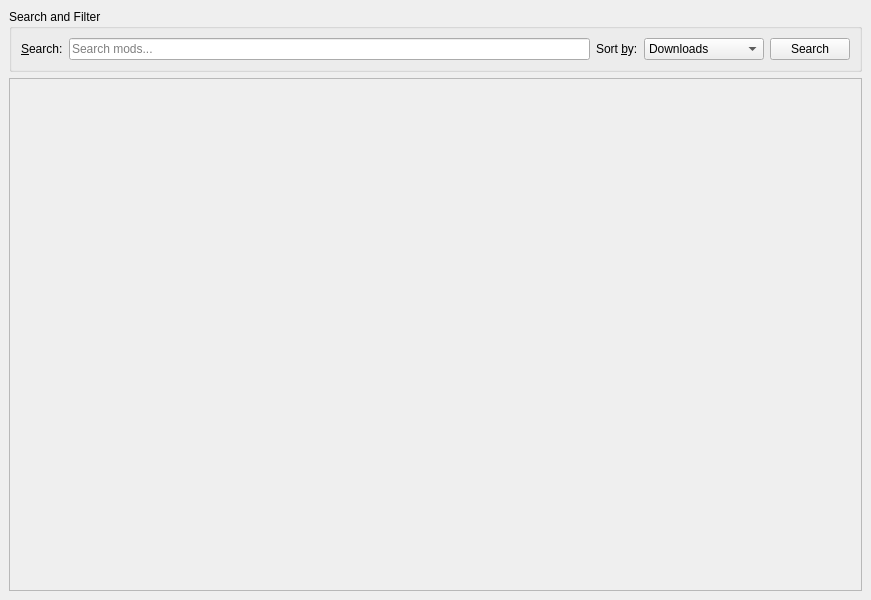
First picture: the form in launcher/ui/pages/instance/ModDownloadPage.ui, repository graytoowolf/MiniSkins, before the edit.
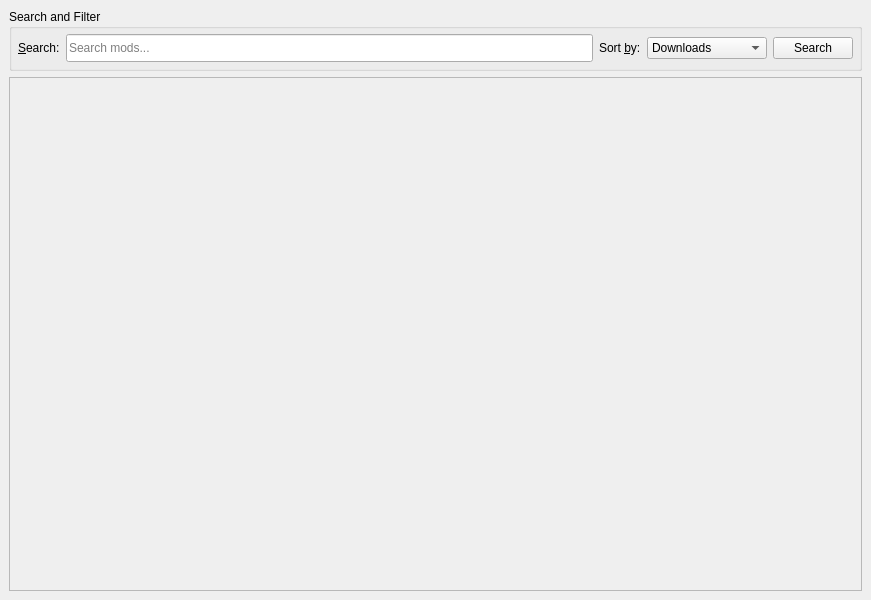
Second picture: the form after the edit. Icons and pictures are not drawn.

Commit message:
style(ui): 改进 ModDownloadPage 的进度条样式和布局边距
调整进度条的样式表以匹配应用主题，包括背景色、边框和圆角
统一搜索区域的边距并修复搜索框的最小高度
修复 UI 文件中不一致的图标集格式

Diff of the .ui file:
```diff
--- a/launcher/ui/pages/instance/ModDownloadPage.ui
+++ b/launcher/ui/pages/instance/ModDownloadPage.ui
@@ -43,6 +43,18 @@
        <string>Search and Filter</string>
       </property>
       <layout class="QGridLayout" name="searchGridLayout">
+       <property name="leftMargin">
+        <number>6</number>
+       </property>
+       <property name="topMargin">
+        <number>5</number>
+       </property>
+       <property name="rightMargin">
+        <number>6</number>
+       </property>
+       <property name="bottomMargin">
+        <number>6</number>
+       </property>
        <item row="0" column="0">
         <widget class="QLabel" name="searchLabel">
          <property name="text">
@@ -55,6 +67,12 @@
        </item>
        <item row="0" column="1">
         <widget class="QLineEdit" name="searchEdit">
+         <property name="minimumSize">
+          <size>
+           <width>0</width>
+           <height>28</height>
+          </size>
+         </property>
          <property name="placeholderText">
           <string>Search mods...</string>
          </property>
@@ -120,7 +138,7 @@
          <x>0</x>
          <y>0</y>
          <width>851</width>
-         <height>69</height>
+         <height>521</height>
         </rect>
        </property>
        <layout class="QVBoxLayout" name="scrollLayout">
```
Left out of the diff: 1 changed line with no effect on the pictures. Lines whose indentation alone changed are shown as unchanged. The commit also changes 1 other file.
